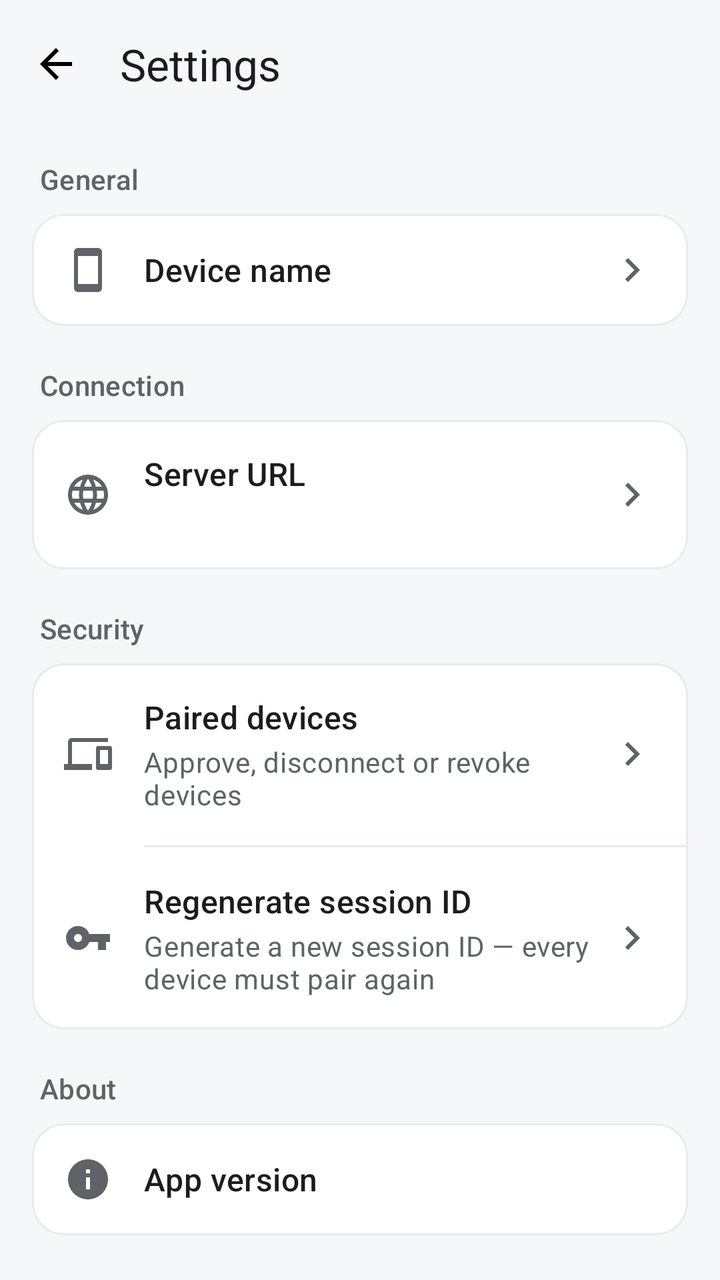
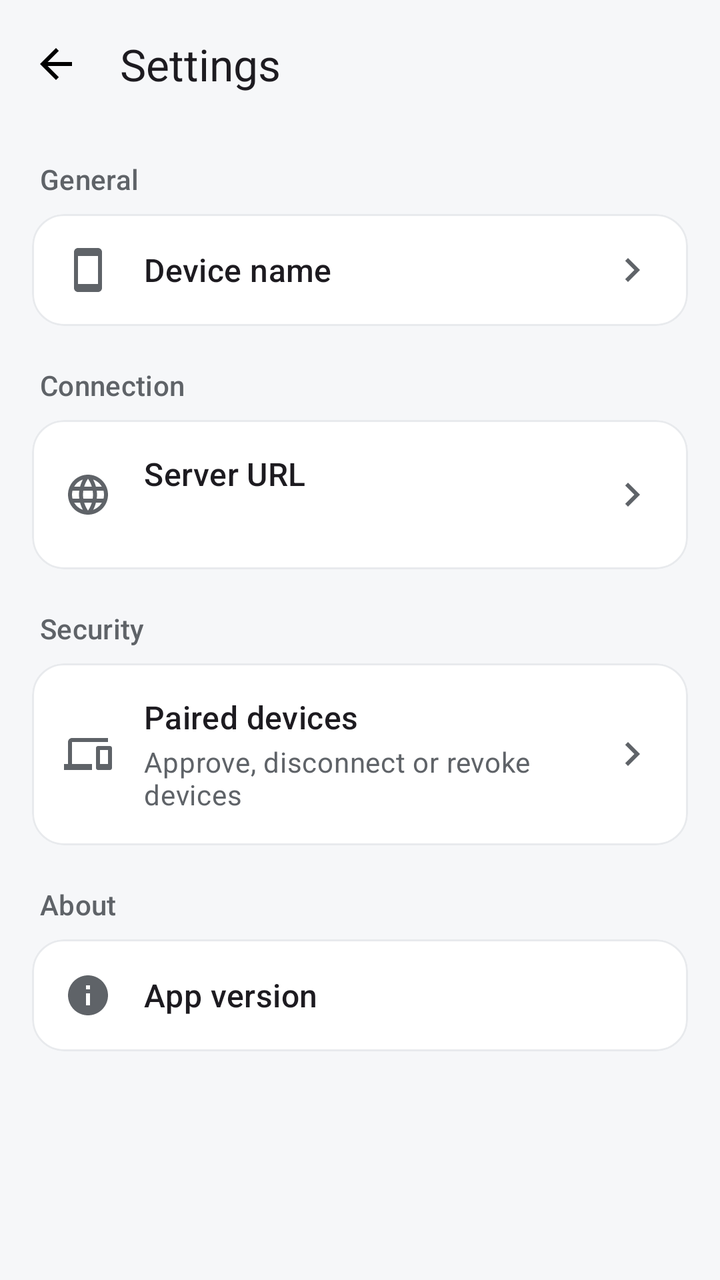

Two renders of the same Android screen: before a commit and after it. Below are the layout's source before the change and the commit's diff.
<!-- AndroidManifest.xml: application theme Theme.RemoteDesktop -->
<!-- res/layout/activity_settings.xml -->
<?xml version="1.0" encoding="utf-8"?>
<LinearLayout xmlns:android="http://schemas.android.com/apk/res/android"
    xmlns:app="http://schemas.android.com/apk/res-auto"
    android:layout_width="match_parent"
    android:layout_height="match_parent"
    android:orientation="vertical">

    <com.google.android.material.appbar.MaterialToolbar
        android:id="@+id/toolbar"
        android:layout_width="match_parent"
        android:layout_height="?attr/actionBarSize"
        android:background="@android:color/transparent"
        app:navigationIcon="@drawable/ic_arrow_back"
        app:title="Settings" />

    <ScrollView
        android:layout_width="match_parent"
        android:layout_height="match_parent"
        android:fillViewport="true">

        <LinearLayout
            android:layout_width="match_parent"
            android:layout_height="wrap_content"
            android:orientation="vertical"
            android:padding="16dp">

            
            <TextView
                style="@style/RdSectionHeader"
                android:layout_marginTop="0dp"
                android:text="General" />

            <com.google.android.material.card.MaterialCardView
                android:layout_width="match_parent"
                android:layout_height="wrap_content"
                style="@style/RdCard">

                <LinearLayout
                    android:id="@+id/deviceNameRow"
                    android:layout_width="match_parent"
                    android:layout_height="wrap_content"
                    android:orientation="horizontal"
                    android:gravity="center_vertical"
                    android:padding="16dp"
                    android:background="?attr/selectableItemBackground">

                    <ImageView
                        style="@style/RdRowIcon"
                        android:importantForAccessibility="no"
                        android:src="@drawable/ic_smartphone"
                        app:tint="?attr/colorOnSurfaceVariant" />

                    <TextView
                        android:layout_width="0dp"
                        android:layout_height="wrap_content"
                        android:layout_weight="1"
                        android:text="Device name"
                        android:textAppearance="?attr/textAppearanceTitleMedium" />

                    <TextView
                        android:id="@+id/deviceNameValue"
                        android:layout_width="wrap_content"
                        android:layout_height="wrap_content"
                        android:layout_marginStart="8dp"
                        android:textAppearance="?attr/textAppearanceBodyMedium"
                        android:textColor="?attr/colorOnSurfaceVariant" />

                    <ImageView
                        android:layout_width="24dp"
                        android:layout_height="24dp"
                        android:importantForAccessibility="no"
                        android:src="@drawable/ic_chevron_right"
                        app:tint="?attr/colorOnSurfaceVariant" />
                </LinearLayout>
            </com.google.android.material.card.MaterialCardView>

            
            <TextView
                style="@style/RdSectionHeader"
                android:text="Connection" />

            <com.google.android.material.card.MaterialCardView
                android:layout_width="match_parent"
                android:layout_height="wrap_content"
                style="@style/RdCard">

                <LinearLayout
                    android:layout_width="match_parent"
                    android:layout_height="wrap_content"
                    android:orientation="vertical">

                    <LinearLayout
                        android:id="@+id/serverUrlRow"
                        android:layout_width="match_parent"
                        android:layout_height="wrap_content"
                        android:orientation="horizontal"
                        android:gravity="center_vertical"
                        android:padding="16dp"
                        android:background="?attr/selectableItemBackground">

                        <ImageView
                            style="@style/RdRowIcon"
                            android:importantForAccessibility="no"
                            android:src="@drawable/ic_globe"
                            app:tint="?attr/colorOnSurfaceVariant" />

                        <LinearLayout
                            android:layout_width="0dp"
                            android:layout_height="wrap_content"
                            android:layout_weight="1"
                            android:orientation="vertical">

                            <TextView
                                android:layout_width="match_parent"
                                android:layout_height="wrap_content"
                                android:text="Server URL"
                                android:textAppearance="?attr/textAppearanceTitleMedium" />

                            <TextView
                                android:id="@+id/serverUrlValue"
                                android:layout_width="match_parent"
                                android:layout_height="wrap_content"
                                android:layout_marginTop="2dp"
                                android:textAppearance="?attr/textAppearanceBodyMedium"
                                android:textColor="?attr/colorOnSurfaceVariant" />
                        </LinearLayout>

                        <ImageView
                            android:layout_width="24dp"
                            android:layout_height="24dp"
                            android:importantForAccessibility="no"
                            android:src="@drawable/ic_chevron_right"
                            app:tint="?attr/colorOnSurfaceVariant" />
                    </LinearLayout>
                </LinearLayout>
            </com.google.android.material.card.MaterialCardView>

            
            <TextView
                style="@style/RdSectionHeader"
                android:text="Security" />

            <com.google.android.material.card.MaterialCardView
                android:layout_width="match_parent"
                android:layout_height="wrap_content"
                style="@style/RdCard">

                <LinearLayout
                    android:layout_width="match_parent"
                    android:layout_height="wrap_content"
                    android:orientation="vertical">

                    <LinearLayout
                        android:id="@+id/pairedDevicesRow"
                        android:layout_width="match_parent"
                        android:layout_height="wrap_content"
                        android:orientation="horizontal"
                        android:gravity="center_vertical"
                        android:padding="16dp"
                        android:background="?attr/selectableItemBackground">

                        <ImageView
                            style="@style/RdRowIcon"
                            android:importantForAccessibility="no"
                            android:src="@drawable/ic_devices"
                            app:tint="?attr/colorOnSurfaceVariant" />

                        <LinearLayout
                            android:layout_width="0dp"
                            android:layout_height="wrap_content"
                            android:layout_weight="1"
                            android:orientation="vertical">

                            <TextView
                                android:layout_width="match_parent"
                                android:layout_height="wrap_content"
                                android:text="Paired devices"
                                android:textAppearance="?attr/textAppearanceTitleMedium" />

                            <TextView
                                android:layout_width="match_parent"
                                android:layout_height="wrap_content"
                                android:layout_marginTop="2dp"
                                android:text="Approve, disconnect or revoke devices"
                                android:textAppearance="?attr/textAppearanceBodyMedium"
                                android:textColor="?attr/colorOnSurfaceVariant" />
                        </LinearLayout>

                        <ImageView
                            android:layout_width="24dp"
                            android:layout_height="24dp"
                            android:importantForAccessibility="no"
                            android:src="@drawable/ic_chevron_right"
                            app:tint="?attr/colorOnSurfaceVariant" />
                    </LinearLayout>

                    <com.google.android.material.divider.MaterialDivider
                        android:layout_width="match_parent"
                        android:layout_height="wrap_content"
                        android:layout_marginStart="56dp" />

                    <LinearLayout
                        android:id="@+id/regenerateRow"
                        android:layout_width="match_parent"
                        android:layout_height="wrap_content"
                        android:orientation="horizontal"
                        android:gravity="center_vertical"
                        android:padding="16dp"
                        android:background="?attr/selectableItemBackground">

                        <ImageView
                            style="@style/RdRowIcon"
                            android:importantForAccessibility="no"
                            android:src="@drawable/ic_key"
                            app:tint="?attr/colorOnSurfaceVariant" />

                        <LinearLayout
                            android:layout_width="0dp"
                            android:layout_height="wrap_content"
                            android:layout_weight="1"
                            android:orientation="vertical">

                            <TextView
                                android:layout_width="match_parent"
                                android:layout_height="wrap_content"
                                android:text="Regenerate session ID"
                                android:textAppearance="?attr/textAppearanceTitleMedium" />

                            <TextView
                                android:layout_width="match_parent"
                                android:layout_height="wrap_content"
                                android:layout_marginTop="2dp"
                                android:text="Generate a new session ID — every device must pair again"
                                android:textAppearance="?attr/textAppearanceBodyMedium"
                                android:textColor="?attr/colorOnSurfaceVariant" />
                        </LinearLayout>

                        <ImageView
                            android:layout_width="24dp"
                            android:layout_height="24dp"
                            android:importantForAccessibility="no"
                            android:src="@drawable/ic_chevron_right"
                            app:tint="?attr/colorOnSurfaceVariant" />
                    </LinearLayout>
                </LinearLayout>
            </com.google.android.material.card.MaterialCardView>

            
            <TextView
                style="@style/RdSectionHeader"
                android:text="About" />

            <com.google.android.material.card.MaterialCardView
                android:layout_width="match_parent"
                android:layout_height="wrap_content"
                style="@style/RdCard">

                <LinearLayout
                    android:layout_width="match_parent"
                    android:layout_height="wrap_content"
                    android:orientation="horizontal"
                    android:gravity="center_vertical"
                    android:padding="16dp">

                    <ImageView
                        style="@style/RdRowIcon"
                        android:importantForAccessibility="no"
                        android:src="@drawable/ic_info"
                        app:tint="?attr/colorOnSurfaceVariant" />

                    <TextView
                        android:layout_width="0dp"
                        android:layout_height="wrap_content"
                        android:layout_weight="1"
                        android:text="App version"
                        android:textAppearance="?attr/textAppearanceTitleMedium" />

                    <TextView
                        android:id="@+id/versionValue"
                        android:layout_width="wrap_content"
                        android:layout_height="wrap_content"
                        android:textAppearance="?attr/textAppearanceBodyMedium"
                        android:textColor="?attr/colorOnSurfaceVariant" />
                </LinearLayout>
            </com.google.android.material.card.MaterialCardView>
        </LinearLayout>
    </ScrollView>
</LinearLayout>
<!-- resources referenced by this layout -->
<resources>
  <!-- drawable ic_arrow_back (drawable) -->
  <vector xmlns:android="http://schemas.android.com/apk/res/android"
      android:width="24dp" android:height="24dp"
      android:viewportWidth="24" android:viewportHeight="24">
      <path android:fillColor="#FF000000"
          android:pathData="M20,11H7.83l5.59,-5.59L12,4l-8,8 8,8 1.41,-1.41L7.83,13H20v-2z"/>
  </vector>
  <!-- drawable ic_chevron_right (drawable) -->
  <vector xmlns:android="http://schemas.android.com/apk/res/android"
      android:width="24dp" android:height="24dp"
      android:viewportWidth="24" android:viewportHeight="24">
      <path android:fillColor="#FF000000"
          android:pathData="M10,6L8.59,7.41 13.17,12l-4.58,4.59L10,18l6,-6z"/>
  </vector>
  <!-- drawable ic_devices (drawable) -->
  <vector xmlns:android="http://schemas.android.com/apk/res/android"
      android:width="24dp" android:height="24dp"
      android:viewportWidth="24" android:viewportHeight="24">
      <path android:fillColor="#FF000000"
          android:pathData="M4,6h18V4H4C2.9,4 2,4.9 2,6v11H0v3h14v-3H4V6zM23,8h-6c-0.55,0 -1,0.45 -1,1v10c0,0.55 0.45,1 1,1h6c0.55,0 1,-0.45 1,-1V9c0,-0.55 -0.45,-1 -1,-1zM22,17h-4v-7h4v7z"/>
  </vector>
  <!-- drawable ic_info (drawable) -->
  <vector xmlns:android="http://schemas.android.com/apk/res/android"
      android:width="24dp" android:height="24dp"
      android:viewportWidth="24" android:viewportHeight="24">
      <path android:fillColor="#FF000000"
          android:pathData="M12,2C6.48,2 2,6.48 2,12s4.48,10 10,10 10,-4.48 10,-10S17.52,2 12,2zM13,17h-2v-6h2v6zM13,9h-2V7h2v2z"/>
  </vector>
  <!-- drawable ic_key (drawable) -->
  <vector xmlns:android="http://schemas.android.com/apk/res/android"
      android:width="24dp" android:height="24dp"
      android:viewportWidth="24" android:viewportHeight="24">
      <path android:fillColor="#FF000000"
          android:pathData="M12.65,10C11.83,7.67 9.61,6 7,6c-3.31,0 -6,2.69 -6,6s2.69,6 6,6c2.61,0 4.83,-1.67 5.65,-4H17v4h4v-4h2v-4H12.65zM7,14c-1.1,0 -2,-0.9 -2,-2s0.9,-2 2,-2 2,0.9 2,2 -0.9,2 -2,2z"/>
  </vector>
  <!-- drawable ic_smartphone (drawable) -->
  <vector xmlns:android="http://schemas.android.com/apk/res/android"
      android:width="24dp" android:height="24dp"
      android:viewportWidth="24" android:viewportHeight="24">
      <path android:fillColor="#FF000000"
          android:pathData="M17,1.01L7,1c-1.1,0 -2,0.9 -2,2v18c0,1.1 0.9,2 2,2h10c1.1,0 2,-0.9 2,-2V3c0,-1.1 -0.9,-1.99 -2,-1.99zM17,19H7V5h10v14z"/>
  </vector>
  <style name="RdCard" parent="Widget.Material3.CardView.Outlined">
          <item name="cardBackgroundColor">?attr/colorSurface</item>
          <item name="strokeColor">?attr/colorOutlineVariant</item>
          <item name="strokeWidth">1dp</item>
          <item name="cardCornerRadius">16dp</item>
          <item name="cardElevation">0dp</item>
      </style>
  <style name="RdRowIcon">
          <item name="android:layout_width">24dp</item>
          <item name="android:layout_height">24dp</item>
          <item name="android:layout_gravity">center_vertical</item>
          <item name="android:layout_marginEnd">16dp</item>
      </style>
  <color name="rd_primary">#1A73E8</color>
  <color name="rd_on_primary">#FFFFFF</color>
  <color name="rd_primary_container">#D3E3FD</color>
  <color name="rd_on_primary_container">#041E49</color>
  <color name="rd_surface">#FFFFFF</color>
  <color name="rd_on_surface">#1F1F1F</color>
  <color name="rd_surface_variant">#F1F3F4</color>
  <color name="rd_on_surface_variant">#5F6368</color>
  <color name="rd_outline">#DADCE0</color>
  <color name="rd_outline_variant">#E8EAED</color>
  <color name="rd_background">#F6F7F9</color>
  <!-- unchanged entries left out for length: 3 -->
</resources>

<!-- the commit's change to res/layout/activity_settings.xml (unified diff, before → after) -->
@@ -194,54 +194,6 @@
                             app:tint="?attr/colorOnSurfaceVariant" />
                     </LinearLayout>
 
-                    <com.google.android.material.divider.MaterialDivider
-                        android:layout_width="match_parent"
-                        android:layout_height="wrap_content"
-                        android:layout_marginStart="56dp" />
-
-                    <LinearLayout
-                        android:id="@+id/regenerateRow"
-                        android:layout_width="match_parent"
-                        android:layout_height="wrap_content"
-                        android:orientation="horizontal"
-                        android:gravity="center_vertical"
-                        android:padding="16dp"
-                        android:background="?attr/selectableItemBackground">
-
-                        <ImageView
-                            style="@style/RdRowIcon"
-                            android:importantForAccessibility="no"
-                            android:src="@drawable/ic_key"
-                            app:tint="?attr/colorOnSurfaceVariant" />
-
-                        <LinearLayout
-                            android:layout_width="0dp"
-                            android:layout_height="wrap_content"
-                            android:layout_weight="1"
-                            android:orientation="vertical">
-
-                            <TextView
-                                android:layout_width="match_parent"
-                                android:layout_height="wrap_content"
-                                android:text="Regenerate session ID"
-                                android:textAppearance="?attr/textAppearanceTitleMedium" />
-
-                            <TextView
-                                android:layout_width="match_parent"
-                                android:layout_height="wrap_content"
-                                android:layout_marginTop="2dp"
-                                android:text="Generate a new session ID — every device must pair again"
-                                android:textAppearance="?attr/textAppearanceBodyMedium"
-                                android:textColor="?attr/colorOnSurfaceVariant" />
-                        </LinearLayout>
-
-                        <ImageView
-                            android:layout_width="24dp"
-                            android:layout_height="24dp"
-                            android:importantForAccessibility="no"
-                            android:src="@drawable/ic_chevron_right"
-                            app:tint="?attr/colorOnSurfaceVariant" />
-                    </LinearLayout>
                 </LinearLayout>
             </com.google.android.material.card.MaterialCardView>
 
<!-- resource entries referenced after the edit -->
@@ -27,13 +27,6 @@
       android:viewportWidth="24" android:viewportHeight="24">
       <path android:fillColor="#FF000000"
           android:pathData="M12,2C6.48,2 2,6.48 2,12s4.48,10 10,10 10,-4.48 10,-10S17.52,2 12,2zM13,17h-2v-6h2v6zM13,9h-2V7h2v2z"/>
-  </vector>
-  <!-- drawable ic_key (drawable) -->
-  <vector xmlns:android="http://schemas.android.com/apk/res/android"
-      android:width="24dp" android:height="24dp"
-      android:viewportWidth="24" android:viewportHeight="24">
-      <path android:fillColor="#FF000000"
-          android:pathData="M12.65,10C11.83,7.67 9.61,6 7,6c-3.31,0 -6,2.69 -6,6s2.69,6 6,6c2.61,0 4.83,-1.67 5.65,-4H17v4h4v-4h2v-4H12.65zM7,14c-1.1,0 -2,-0.9 -2,-2s0.9,-2 2,-2 2,0.9 2,2 -0.9,2 -2,2z"/>
   </vector>
   <!-- drawable ic_smartphone (drawable) -->
   <vector xmlns:android="http://schemas.android.com/apk/res/android"
